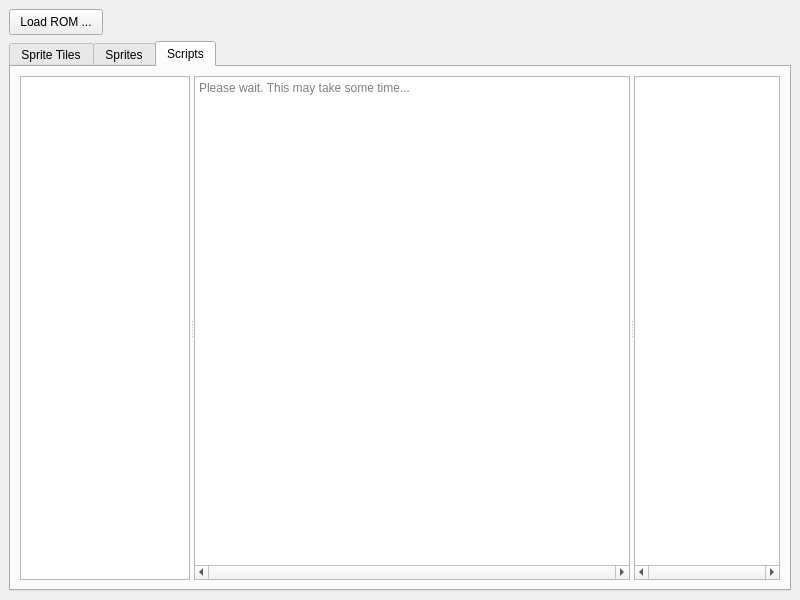
black-sliver/SoETilesViewer, file mainwindow.ui: the form before one commit.
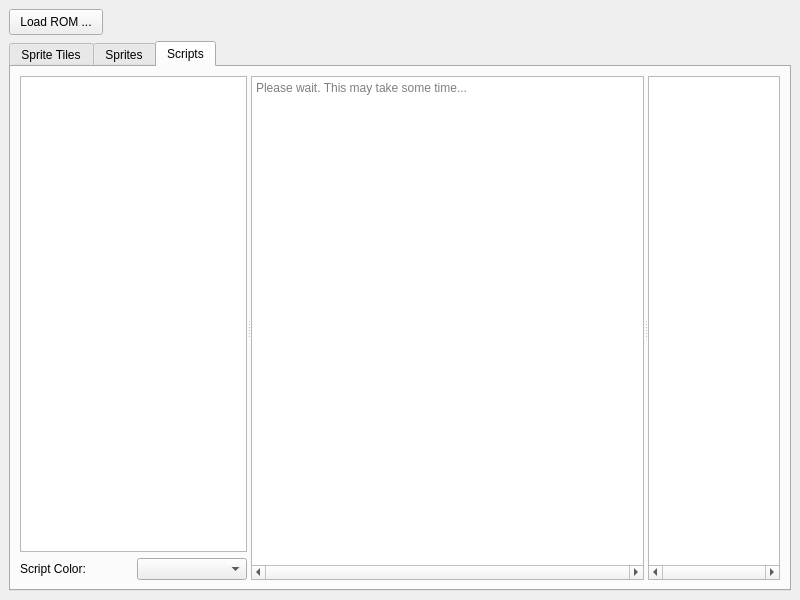
The form after the commit. The open tabs and pages were chosen to show the change. Icons and pictures are not drawn. Custom widgets are drawn as their Qt base class.

Commit message: add darkmode for script display

```diff
--- a/mainwindow.ui
+++ b/mainwindow.ui
@@ -256,6 +256,9 @@
           <property name="orientation">
            <enum>Qt::Horizontal</enum>
           </property>
+          <widget class="QWidget" name="verticalLayoutWidget">
+           <layout class="QVBoxLayout" name="vboxScripts">
+            <item>
           <widget class="QListWidget" name="lstScripts">
            <property name="sizePolicy">
             <sizepolicy hsizetype="Minimum" vsizetype="Expanding">
@@ -266,6 +269,23 @@
            <property name="sizeAdjustPolicy">
             <enum>QAbstractScrollArea::AdjustToContents</enum>
            </property>
+             </widget>
+            </item>
+            <item>
+             <layout class="QHBoxLayout" name="hboxScriptColor">
+              <item>
+               <widget class="QLabel" name="lblScriptColor">
+                <property name="text">
+                 <string>Script Color: </string>
+                </property>
+               </widget>
+              </item>
+              <item>
+               <widget class="QComboBox" name="cbxScriptColor"/>
+              </item>
+             </layout>
+            </item>
+           </layout>
           </widget>
           <widget class="QTextBrowser" name="txtScripts">
            <property name="sizePolicy">
```
Lines whose indentation alone changed are shown as unchanged. The commit also changes 4 other files.
